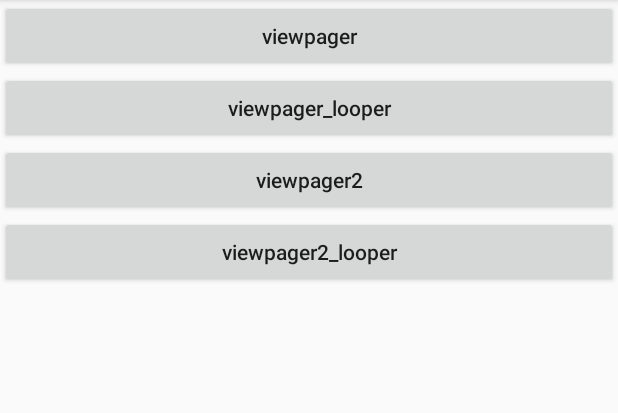
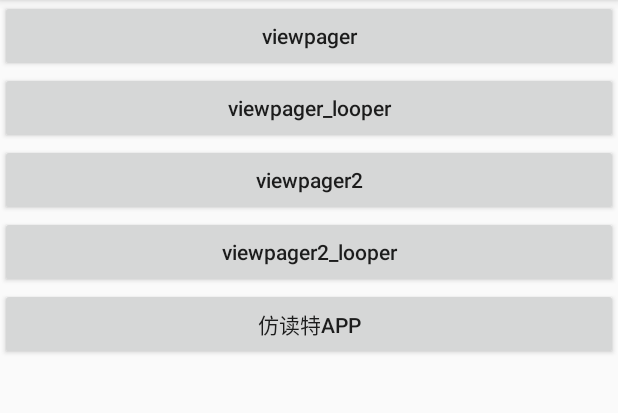
Before and after one commit to AnJiaoDe/ViewPager2AdapterNiubility, an Android app: the screen it shows after launch (MainActivity), on a phone screen of 412 x 824 dp, the part 84-497 px from its top. Run offline under Robolectric (Android 15) with nearby library versions, the phone set to English and light mode, and no system bars.

```diff
--- a/app/src/main/java/com/cy/loopviewpageradapter_/MainActivity.java
+++ b/app/src/main/java/com/cy/loopviewpageradapter_/MainActivity.java
@@ -40,6 +40,12 @@ public class MainActivity extends AppCompatActivity {
                 startActivity(new Intent(MainActivity.this, ViewPager2LoopAdapterActivity.class));
             }
         });
+        findViewById(R.id.vp2_looper).setOnClickListener(new View.OnClickListener() {
+            @Override
+            public void onClick(View v) {
+                startActivity(new Intent(MainActivity.this, ViewPager2LoopAdapterActivity.class));
+            }
+        });
         //后面有时间，做自定义VP，且轮播，
     }
 }
--- a/app/src/main/res/layout/activity_main.xml
+++ b/app/src/main/res/layout/activity_main.xml
@@ -30,5 +30,10 @@
         android:layout_width="match_parent"
         android:layout_height="wrap_content"
         android:text="viewpager2_looper" />
+    <Button
+        android:id="@+id/vp_dute"
+        android:layout_width="match_parent"
+        android:layout_height="wrap_content"
+        android:text="仿读特APP" />
 
 </LinearLayout>
--- a/viewpager2adapterniubility/build.gradle
+++ b/viewpager2adapterniubility/build.gradle
@@ -28,7 +28,7 @@ android {
 
 dependencies {
     implementation fileTree(dir: 'libs', include: ['*.jar'])
-    compileOnly 'androidx.appcompat:appcompat:+'
+    compileOnly 'androidx.appcompat:appcompat:1.2.0'
     compileOnly 'androidx.viewpager2:viewpager2:1.0.0'
 }
 //---------------------------------------------下面的必加,加上下面的作用是在上传后会带上注释,不然会发现没有注释
--- a/viewpager2adapterniubility/src/main/java/com/cy/viewpager2adapterniubility/ViewPager2Item.java
+++ b/viewpager2adapterniubility/src/main/java/com/cy/viewpager2adapterniubility/ViewPager2Item.java
@@ -1,4 +1,4 @@
-package com.cy.loopviewpageradapter;
+package com.cy.viewpager2adapterniubility;
 
 import android.content.Context;
 import android.os.SystemClock;
--- a/viewpager2adapterniubility/src/main/java/com/cy/viewpager2adapterniubility/ViewPagerAdapter.java
+++ b/viewpager2adapterniubility/src/main/java/com/cy/viewpager2adapterniubility/ViewPagerAdapter.java
@@ -67,7 +67,6 @@ public abstract class ViewPagerAdapter<T> extends AbsViewPagerAdapter<T> {
     @NonNull
     @Override
     public Object instantiateItem(@NonNull ViewGroup container, final int position) {
-        LogUtils.log("instantiateItem", position);
         View view = LayoutInflater.from(container.getContext()).inflate(getItemLayoutID(position, list_bean.get(position)), container, false);
         container.addView(view, new ViewGroup.LayoutParams(ViewGroup.LayoutParams.MATCH_PARENT, ViewGroup.LayoutParams.MATCH_PARENT));
         final ViewPagerHolder viewPagerHolder = new ViewPagerHolder(view);
@@ -96,7 +95,6 @@ public abstract class ViewPagerAdapter<T> extends AbsViewPagerAdapter<T> {
      */
     @Override
     public void destroyItem(@NonNull ViewGroup container, int position, @NonNull Object object) {
-        LogUtils.log("instantiateItem  destroyItem", position);
         container.removeView((View) object);
         sparseArrayViewPagerHolder.remove(position);
         if (position < 0 || position >= list_bean.size()) return;
--- a/viewpager2adapterniubility/src/main/java/com/cy/viewpager2adapterniubility/ViewPagerLoopAdapter.java
+++ b/viewpager2adapterniubility/src/main/java/com/cy/viewpager2adapterniubility/ViewPagerLoopAdapter.java
@@ -61,7 +61,6 @@ public abstract class ViewPagerLoopAdapter<T> extends AbsViewPagerAdapter<T> {
             public void onPageSelected(int p) {
 //                if (p == 0 || p == getCount() - 1) return;
                 int position = getPosition(p);
-                LogUtils.log("onPageSelected", position + "");
 
                 ViewPagerHolder viewPagerHolder = getViewPagerHolderFromPosition(position);
                 if (viewPagerHolder == null) {
@@ -79,7 +78,7 @@ public abstract class ViewPagerLoopAdapter<T> extends AbsViewPagerAdapter<T> {
     }
 
     @Override
-    public final void onPageScrolled(int p, float positionOffset, int positionOffsetPixels) {
+    public  void onPageScrolled(int p, float positionOffset, int positionOffsetPixels) {
         if (isLoopAuto() && !isLoopStarted && list_bean.size() > 1) {
             startLoop();
             isLoopStarted = true;
@@ -135,7 +134,6 @@ public abstract class ViewPagerLoopAdapter<T> extends AbsViewPagerAdapter<T> {
     public final Object instantiateItem(@NonNull ViewGroup container, final int p) {
 //        LogUtils.log("instantiateItem", p);
         final int position = getPosition(p);
-        LogUtils.log("instantiateItem getPosition", position);
         View view = LayoutInflater.from(container.getContext()).inflate(getItemLayoutID(position, list_bean.get(position)), container, false);
         container.addView(view, new ViewGroup.LayoutParams(ViewGroup.LayoutParams.MATCH_PARENT, ViewGroup.LayoutParams.MATCH_PARENT));
         final ViewPagerHolder viewPagerHolder = new ViewPagerHolder(view);
@@ -164,7 +162,6 @@ public abstract class ViewPagerLoopAdapter<T> extends AbsViewPagerAdapter<T> {
     public final void destroyItem(@NonNull ViewGroup container, int p, @NonNull Object object) {
 //        LogUtils.log("destroyItem", p);
         final int position = getPosition(p);
-        LogUtils.log("destroyItem getPosition", position);
         container.removeView((View) object);
         sparseArrayViewPagerHolder.remove(position);
         if (position < 0 || position >= list_bean.size()) return;
```
Also changed, not shown: app/src/main/java/com/cy/loopviewpageradapter_/LogUtils.java (added, +44 -0 lines), app/src/main/java/com/cy/loopviewpageradapter_/ViewPagerAdapterActivity.java (+24 -0 lines), app/src/main/java/com/cy/loopviewpageradapter_/ViewPagerLoopAdapterActivity.java (+8 -2 lines), viewpager2adapterniubility/src/main/java/com/cy/viewpager2adapterniubility/CallbackViewPager2Holder.java (deleted, +0 -16 lines), viewpager2adapterniubility/src/main/java/com/cy/viewpager2adapterniubility/LogUtils.java (+44 -44 lines), gradle/wrapper/gradle-wrapper.properties.
